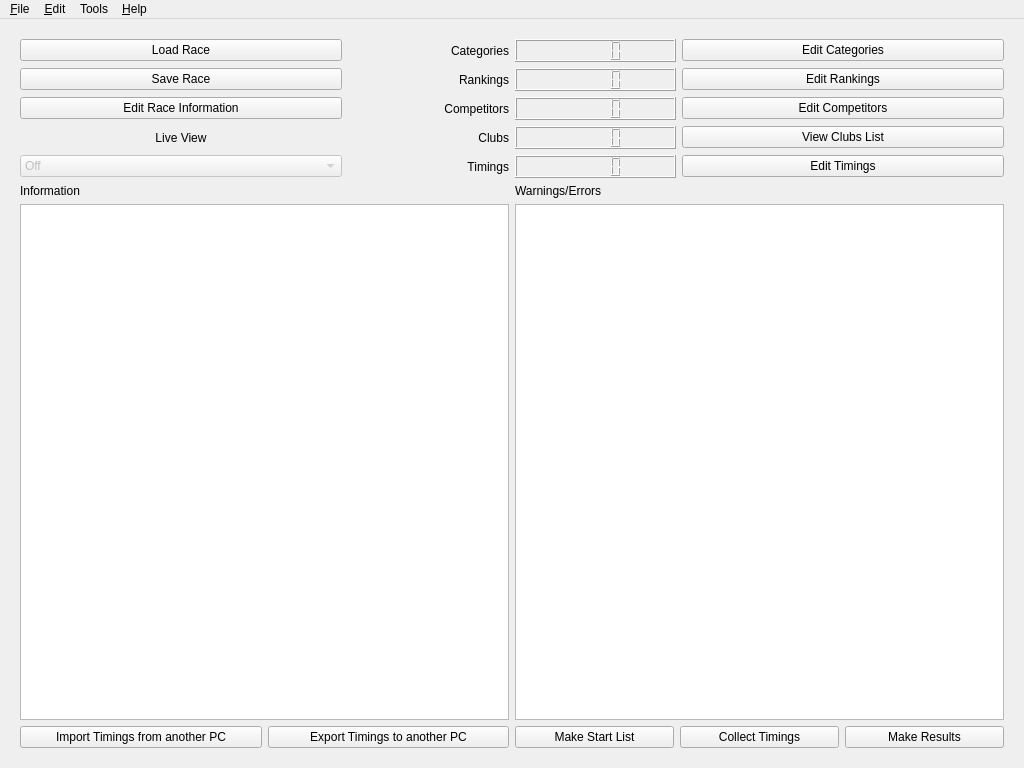
Old version of the form chronorace.ui in the repository flinco/LBChronoRace.
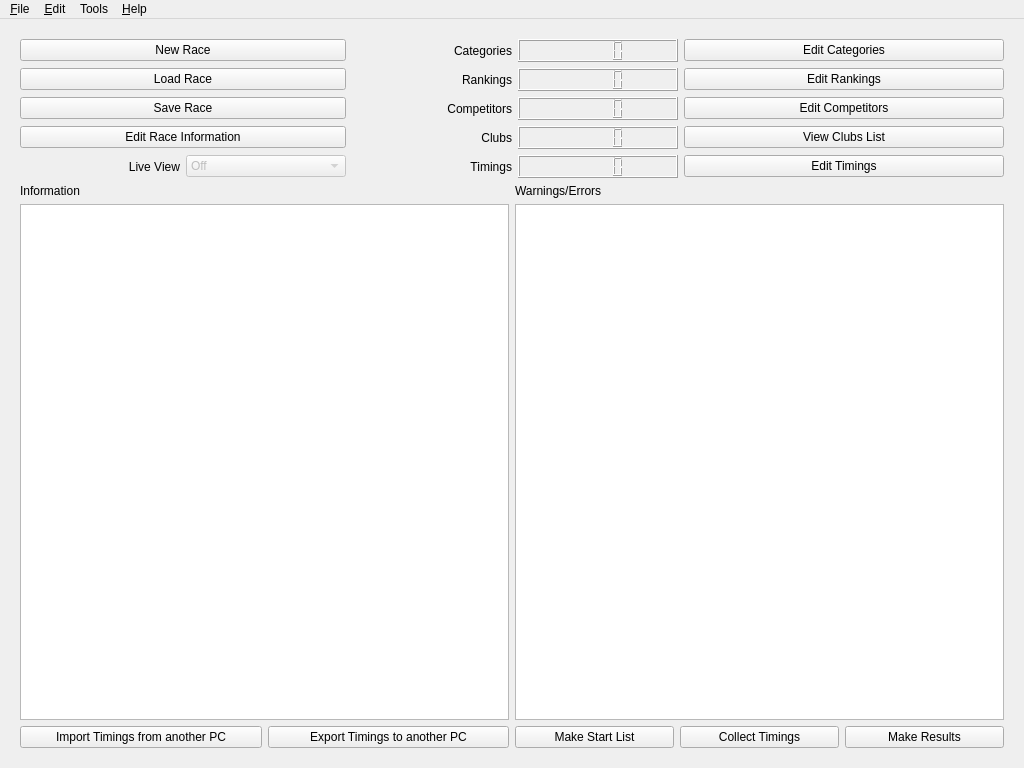
New version of the form. Icons and pictures are not drawn.

Commit message:
Wizard for new race data
The user can enter the race data, including logos, through a simple
step-by-step wizard.

```diff
--- a/chronorace.ui
+++ b/chronorace.ui
@@ -126,7 +126,7 @@
         </property>
        </widget>
       </item>
-      <item row="1" column="0" colspan="2">
+      <item row="2" column="0" colspan="2">
        <widget class="QPushButton" name="saveRace">
         <property name="toolTip">
          <string>Save current race data to file</string>
@@ -170,7 +170,7 @@
         </property>
        </widget>
       </item>
-      <item row="2" column="0" colspan="2">
+      <item row="3" column="0" colspan="2">
        <widget class="QPushButton" name="editRace">
         <property name="toolTip">
          <string>Edit race information, including logos</string>
@@ -202,6 +202,20 @@
        </widget>
       </item>
       <item row="0" column="0" colspan="2">
+       <widget class="QPushButton" name="newRace">
+        <property name="toolTip">
+         <string>Start with a new race file</string>
+        </property>
+        <property name="text">
+         <string>New Race</string>
+        </property>
+        <property name="icon">
+         <iconset resource="materialicons.qrc">
+          <normaloff>:/material/icons/note_add.svg</normaloff>:/material/icons/note_add.svg</iconset>
+        </property>
+       </widget>
+      </item>
+      <item row="1" column="0" colspan="2">
        <widget class="QPushButton" name="loadRace">
         <property name="toolTip">
          <string>Load race data from a file</string>
@@ -245,7 +259,7 @@
         </property>
        </widget>
       </item>
-      <item row="3" column="0" colspan="2">
+      <item row="4" column="0">
        <widget class="QLabel" name="liveViewLabel">
         <property name="toolTip">
          <string>Select a screen for the Live View</string>
@@ -254,11 +268,11 @@
          <string>Live View</string>
         </property>
         <property name="alignment">
-         <set>Qt::AlignmentFlag::AlignCenter</set>
+         <set>Qt::AlignmentFlag::AlignRight|Qt::AlignmentFlag::AlignTrailing|Qt::AlignmentFlag::AlignVCenter</set>
         </property>
        </widget>
       </item>
-      <item row="4" column="0" colspan="2">
+      <item row="4" column="1">
        <widget class="QComboBox" name="liveViewSelector">
         <property name="enabled">
          <bool>false</bool>
```
Left out of the diff: 17 changed lines with no effect on the pictures. The commit also changes 22 other files.
